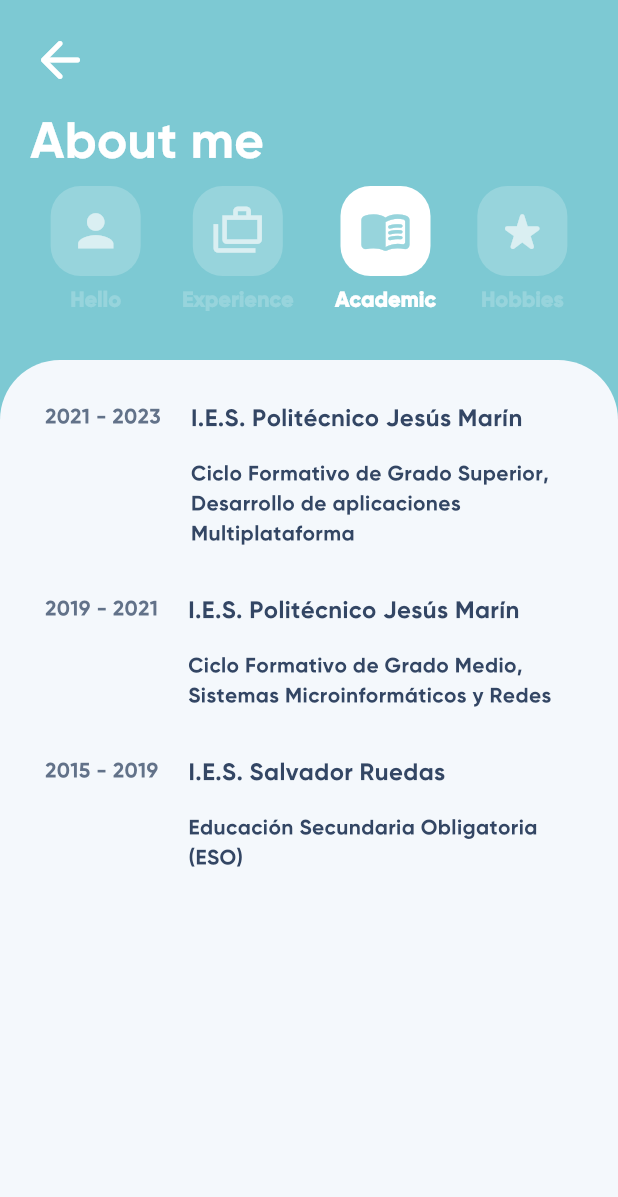
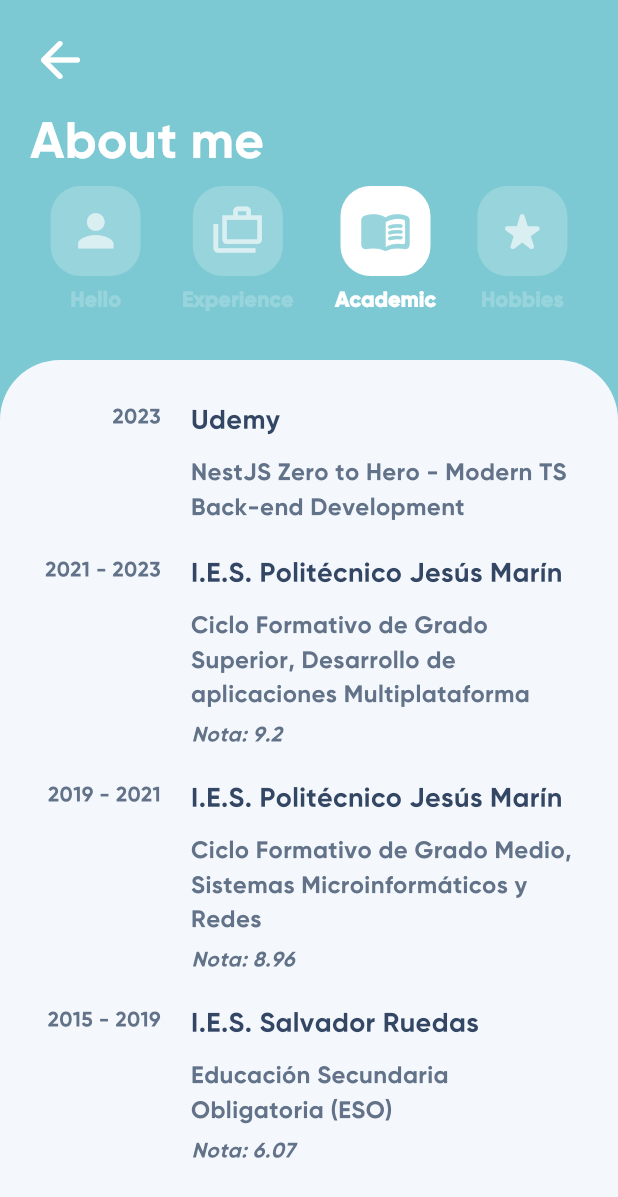
Before and after one commit to DaviMontiel/my-portfolio, a Flutter app: the AboutMePage screen opened directly, after a tap on "Experience", after a tap on "Academic", on a phone screen of 412 x 824 dp. Shown: the top 1197 px of the screen. Run offline on Flutter 3.47's test engine with Material 3 defaults, Android fonts, the phone set to English and light mode, and no system bars; our stand-ins replace shared_preferences; accounts and stored records are empty; generated files the repository leaves out were written again.

Commit message:
links, section change by sliding and more info added

```diff
--- a/lib/l10n/app_en.arb
+++ b/lib/l10n/app_en.arb
@@ -23,7 +23,7 @@
 
     "experienceYearPresent": "Present",
     "experienceJob0Title": "Full Stack Developer",
-    "experienceJob0Content": "Currently, I work as a Full Stack Developer, creating native applications, websites, and services such as brokers, APIs, and database management systems (DBMS).\n\nSome of my projects:",
+    "experienceJob0Content": "Currently, I work as a Proyect Manager and Full Stack Developer, creating native applications, websites, and services such as brokers, APIs, and database management systems (DBMS).\n\nSome of my projects:",
     "experienceJob0App0Content": "An application that interacts with physical stations allowing the parking and charging of scooters or bicycles.\n\nI was responsible for the complete development of the app, API, web, database management system, and infrastructure.\n\nSome of the resources used were: Flutter, Firebase, .NET, MQTT, SQL Server, Azure ...",
     "experienceJob0App1Content": "An application that optimizes water consumption in facilities such as homes and buildings.\n\nI coordinated the project development, correcting and implementing new features while utilizing different task management methods for the team.\n\nSome of the resources used were: Flutter, Firebase, NestJS, MQTT, Angular, MySQL, AWS ...",
     "experienceJob1Title": "Computer Systems Technician",
--- a/lib/l10n/app_es.arb
+++ b/lib/l10n/app_es.arb
@@ -23,7 +23,7 @@
 
     "experienceYearPresent": "Presente",
     "experienceJob0Title": "Desarrollador Full Stack",
-    "experienceJob0Content": "Actualmente, trabajo como Desarrollador Full Stack, creando aplicaciones nativas, páginas web y servicios como brokers, APIs y sistemas de gestión de bases de datos (SGBD).\n\nAlgunos de mis proyectos:",
+    "experienceJob0Content": "Actualmente, trabajo como Coodinador de proyectos y Desarrollador Full Stack, creando aplicaciones nativas, páginas web y servicios como brokers, APIs y sistemas de gestión de bases de datos.\n\nAlgunos de mis proyectos:",
     "experienceJob0App0Content": "Aplicación que interactua con estaciones físicas permitiendo aparcar y cargar patinetes o bicicletas.\n\nMe encargué del desarrollo completo de la app, API, web, SGBD y de la infraestructura.\n\nAlgunos de los recursos utilizados fueron: Flutter, Firebase, .NET, MQTT,  SQLServer, Azure ...",
     "experienceJob0App1Content": "Aplicación que optimiza el consumo de agua en instalaciones como casas y edificios.\n\nCoordiné el desarrollo del proyecto, corriguiendo e implantando nuevas caracteristicas y utilizando diferentes métodos de gestión de tareas para el equipo.\n\nAlgunos de los recursos utilizados fueron: Flutter, Firebase, NestJS, MQTT, Angular, MySQL, AWS ...",
     "experienceJob1Title": "Técnico en Sistemas Informáticos",
--- a/lib/src/view/pages/about_me/academic_section_widget.dart
+++ b/lib/src/view/pages/about_me/academic_section_widget.dart
@@ -7,6 +7,11 @@ class AcademicSectionWidget extends StatelessWidget {
   @override
   Widget build(BuildContext context) {
     final List<Map<String, dynamic>> studies = [
+      {
+        "site": "Udemy",
+        "years": "2023",
+        "name": 'NestJS Zero to Hero - Modern TS Back-end Development',
+      },
       {
         "site": "I.E.S. Politécnico Jesús Marín",
         "years": "2021 - 2023",
@@ -27,13 +32,16 @@ class AcademicSectionWidget extends StatelessWidget {
       },
     ];
 
-    return Column(
-      crossAxisAlignment: CrossAxisAlignment.start,
+    return Table(
+      columnWidths: const {
+        0: IntrinsicColumnWidth(),
+      },
       children: [
-        for (int f=0; f<studies.length; f++)
-          ...[
+        for (int f=0; f<studies.length; f++) ...[
+          TableRow(
+            children: [
               Row(
-              crossAxisAlignment: CrossAxisAlignment.start,
+                mainAxisAlignment: MainAxisAlignment.end,
                 children: [
                   Text(
                     studies[f]['years'],
@@ -43,10 +51,11 @@ class AcademicSectionWidget extends StatelessWidget {
                       fontSize: 14,
                     ),
                   ),
+                ],
+              ),
 
-                const SizedBox( width: 20 ),
-
-                Expanded(
+              Padding(
+                padding: const EdgeInsets.only(left: 20, bottom: 20),
                 child: Column(
                   crossAxisAlignment: CrossAxisAlignment.start,
                   children: [
@@ -55,27 +64,39 @@ class AcademicSectionWidget extends StatelessWidget {
                       style: const TextStyle(
                         color: Color.fromRGBO(51, 70, 100, 1),
                         fontFamily: 'Gilroy-Bold-120',
+                        fontSize: 18,
+                      ),
+                    ),
+
+                    const SizedBox( height: 10 ),
+
+                    Text(
+                      studies[f]['name'],
+                      style: const TextStyle(
+                        color: Color.fromRGBO(98, 114, 137, 1),
+                        fontFamily: 'Gilroy-Bold-120',
                         fontSize: 16,
                       ),
                     ),
 
-                      const SizedBox( height: 15 ),
+                    if (studies[f]['grade'] != null) ...[
+                      const SizedBox( height: 5 ),
 
                       Text(
-                        studies[f]['name'],
+                        'Nota: ${studies[f]['grade']}',
                         style: const TextStyle(
-                          color: Color.fromRGBO(51, 70, 100, 1),
+                          color: Color.fromRGBO(98, 114, 137, 1),
                           fontFamily: 'Gilroy-Bold-120',
                           fontSize: 14,
+                          fontStyle: FontStyle.italic,
                         ),
                       ),
+                    ]
                   ],
                 ),
               ),
             ],
           ),
-
-            const SizedBox( height: 30 ),
         ],
       ],
     );
--- a/lib/src/view/pages/about_me/enums/about_me_section_enum.dart
+++ b/lib/src/view/pages/about_me/enums/about_me_section_enum.dart
@@ -2,5 +2,9 @@ enum AboutMeSection {
   hello,
   experience,
   academmic,
-  hobbies,
+  hobbies;
+
+  static AboutMeSection fromIndex(int index) {
+    return AboutMeSection.values[index];
+  }
 }
--- a/lib/src/view/pages/about_me/experience_section_widget.dart
+++ b/lib/src/view/pages/about_me/experience_section_widget.dart
@@ -81,7 +81,7 @@ class ExperiencieSectionWidget extends StatelessWidget {
                 style: const TextStyle(
                   color: Color.fromRGBO(98, 114, 137, 1),
                   fontFamily: 'Gilroy-Bold-120',
-                  fontSize: 14,
+                  fontSize: 16,
                 ),
               ),
 
@@ -92,7 +92,7 @@ class ExperiencieSectionWidget extends StatelessWidget {
                 Column(
                   children: [
                     if (d != experience[f]['apps'][d].length-1)
-                      Container(height: 15),
+                      const SizedBox(height: 15),
 
                     GestureDetector(
                       onTap: () {
@@ -156,6 +156,7 @@ class ExperiencieSectionWidget extends StatelessWidget {
                                     style: const TextStyle(
                                       color: Color.fromRGBO(98, 114, 137, 1),
                                       fontFamily: 'Gilroy-Bold-120',
+                                      fontSize: 16,
                                     ),
                                   ),
                                 ),
--- a/lib/src/view/pages/about_me/hello_section_widget.dart
+++ b/lib/src/view/pages/about_me/hello_section_widget.dart
@@ -1,3 +1,4 @@
+import 'package:david_portfolio_app/src/controller/external_controller.dart';
 import 'package:flutter/material.dart';
 
 class HelloSectionWidget extends StatelessWidget {
@@ -5,10 +6,10 @@ class HelloSectionWidget extends StatelessWidget {
 
   @override
   Widget build(BuildContext context) {
-    return const Column(
+    return Column(
       crossAxisAlignment: CrossAxisAlignment.start,
       children: [
-        Center(
+        const Center(
           child: Text(
             '¡Hola, Soy David!',
             textAlign: TextAlign.center,
@@ -20,9 +21,9 @@ class HelloSectionWidget extends StatelessWidget {
           ),
         ),
 
-        SizedBox( height: 15 ),
+        const SizedBox( height: 15 ),
 
-        Text(
+        const Text(
           'Un apasionado desarrollador de software con experiencia en el desarrollo de aplicaciones nativas y sistemas informaticos. Nací en Málaga (España) y desde joven me interesé por la tecnología y la programación.',
           textAlign: TextAlign.justify,
           style: TextStyle(
@@ -32,10 +33,10 @@ class HelloSectionWidget extends StatelessWidget {
           ),
         ),
 
-        SizedBox( height: 15 ),
+        const SizedBox( height: 15 ),
 
-        Text(
-          'He trabajado en varios proyectos, desde aplicaciones para mejorar la movilidad urbana hasta plataformas para la gestión de datos. Me encanta aprender sobre nuevas tecnologías y enfrentar desafíos que me permitan crecer profesionalmente.',
+        const Text(
+          'He trabajado en varios proyectos, siendo el Coordinador principal y Desarrollador Full Stack. Me encanta aprender sobre nuevas tecnologías y enfrentar desafíos que me permitan crecer profesionalmente.',
           textAlign: TextAlign.justify,
           style: TextStyle(
             color: Color.fromRGBO(98, 114, 137, 1),
@@ -43,6 +44,56 @@ class HelloSectionWidget extends StatelessWidget {
             fontSize: 16,
           ),
         ),
+
+        const SizedBox( height: 15 ),
+
+        Row(
+          children: [
+            Expanded(
+              child: GestureDetector(
+                onTap: () {
+                  externalController.openUrl('https://github.com/DaviMontiel');
+                },
+                child: Container(
+                  padding: const EdgeInsets.all(5),
+                  decoration: BoxDecoration(
+                    borderRadius: const BorderRadius.all(Radius.circular(8)),
+                    border: Border.all(
+                      color: const Color.fromARGB(255, 192, 192, 192),
+                      width: 1.5,
+                    ),
+                  ),
+                  child: Image.asset(
+                    'lib/assets/images/github_logo.png',
+                  ),
+                ),
+              ),
+            ),
+
+            const SizedBox( width: 10 ),
+
+            Expanded(
+              child: GestureDetector(
+                onTap: () {
+                  externalController.openUrl('https://www.linkedin.com/in/david-montiel-nieto-95890329b/');
+                },
+                child: Container(
+                  padding: const EdgeInsets.all(5),
+                  decoration: BoxDecoration(
+                    borderRadius: const BorderRadius.all(Radius.circular(8)),
+                    border: Border.all(
+                      color: const Color.fromARGB(255, 192, 192, 192),
+                      width: 1.5,
+                    ),
+                  ),
+                  child: Image.asset(
+                    'lib/assets/images/linkedin_logo.png',
+                  ),
+                ),
+              ),
+            ),
+          ],
+        ),
       ],
     );
   }
--- a/lib/src/view/pages/about_me_page.dart
+++ b/lib/src/view/pages/about_me_page.dart
@@ -177,7 +177,37 @@ class _AboutMePageState extends State<AboutMePage> {
       AboutMeSection.hobbies: const HobbiesSectionWidget(),
     };
 
-    return Container(
+    double screenHeight = MediaQuery.of(context).size.height;
+    double initialPositionX = 0;
+    double initialPositionY = 0;
+    return GestureDetector(
+      onHorizontalDragStart: (details) {
+        initialPositionX = details.globalPosition.dx;
+        initialPositionY = details.globalPosition.dy;
+      },
+      onHorizontalDragEnd: (details) {
+        // Calculate the margin of 10% of the screen height
+        double verticalThreshold = screenHeight * 0.05;
+
+        // Calculate the displacement
+        double deltaY = details.globalPosition.dy - initialPositionY;
+        double deltaX = details.globalPosition.dx - initialPositionX;
+
+        // Check if the vertical displacement exceeds the threshold
+        if (deltaY.abs() <= verticalThreshold) {
+          // If the vertical displacement is within the limit
+          if (deltaX > 0) {
+            if (_currentSection.index == 0) return;
+            _currentSection = AboutMeSection.fromIndex(_currentSection.index-1);
+          } else if (deltaX < 0) {
+            if (_currentSection.index == contents.length-1) return;
+            _currentSection = AboutMeSection.fromIndex(_currentSection.index+1);
+          }
+
+          setState(() {});
+        }
+      },
+      child: Container(
         padding: const EdgeInsets.all(30),
         decoration: const BoxDecoration(
           color: Color.fromRGBO(244, 248, 252, 1),
@@ -187,6 +217,7 @@ class _AboutMePageState extends State<AboutMePage> {
           ),
         ),
         child: contents[_currentSection],
+      ),
     );
   }
 
--- a/lib/src/view/pages/main_page.dart
+++ b/lib/src/view/pages/main_page.dart
@@ -77,7 +77,7 @@ class _MainPageState extends State<MainPage> {
   Future<void> _typeKeys() async {
     visibleKeys[1] = true;
     setState(() {});
-    await Future.delayed(const Duration(milliseconds: 1000));
+    await Future.delayed(const Duration(milliseconds: 700));
     visibleKeys[0] = true;
     setState(() {});
   }
```
Also changed, not shown: lib/assets/images/github_logo.png (added), lib/assets/images/linkedin_logo.png (added). Lines whose indentation alone changed are shown as unchanged.
